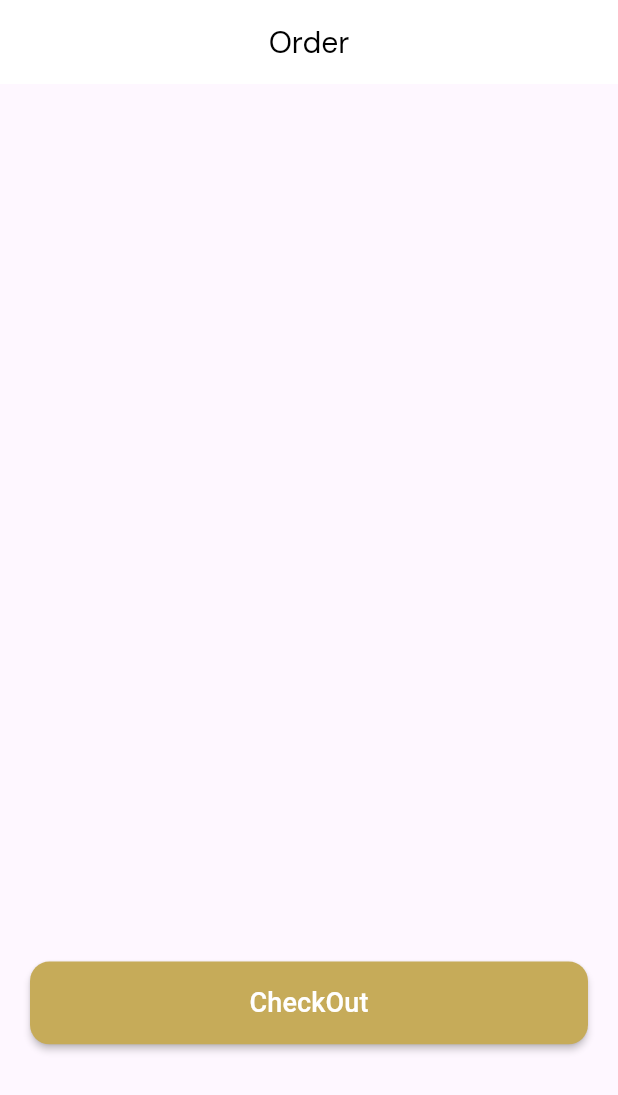
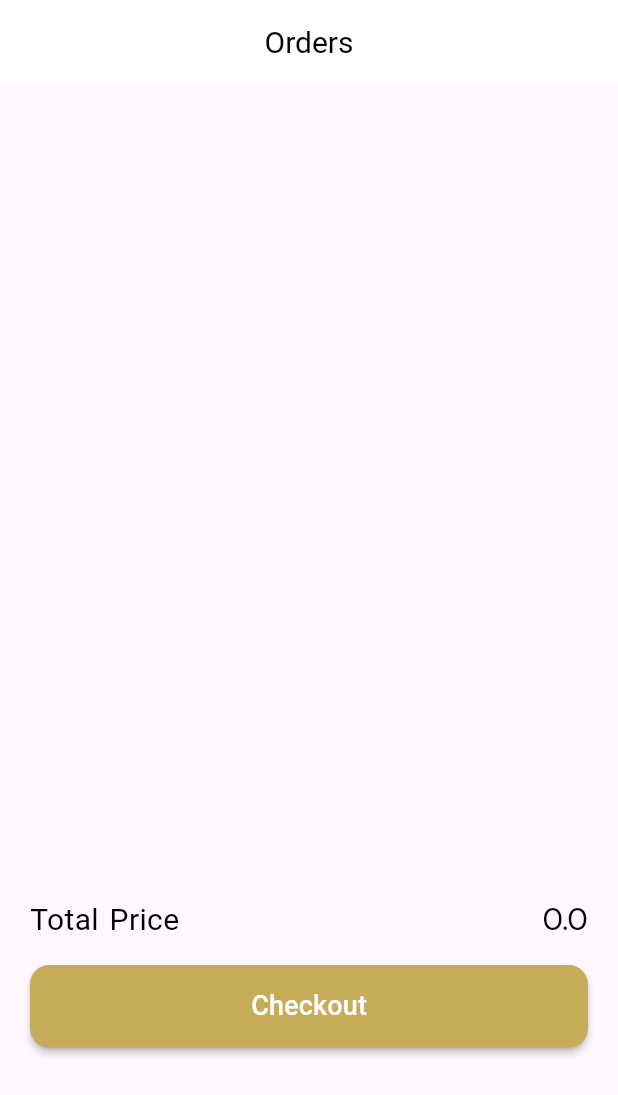
Before and after one commit to W1ssam99/Ecomerce-app, a Flutter app: the OrderScreen screen opened directly, on a phone screen of 412 x 824 dp. Shown: the top 1095 px of the screen. Run offline on Flutter 3.47's test engine with Material 3 defaults, Android fonts, the phone set to English and light mode, and no system bars; our stand-ins replace bloc, cloud_firestore, equatable, eva_icons_flutter, firebase_auth, firebase_core and 9 more; missing offline and left inert: mailer; accounts and stored records are empty; network calls fail.

Commit message:
add server

```diff
--- a/lib/config/componets/Lists.dart
+++ b/lib/config/componets/Lists.dart
@@ -3,20 +3,20 @@ import 'package:clothes_store/models/productmodel.dart';
 import 'images.dart';
 
 List<Products> products = [
-  Products(name: "Ps5", image: ps5Photo, price: '2500', description: "Ps5"),
-  Products(name: "Xbox", image: xBoxsPhoto, price: '2500', description: "Xbox"),
-  Products(name: "Mac", image: macPhoto, price: '2500', description: "Mac"),
+  Products(name: "Ps5", image: ps5Photo, price: 2500, description: "Ps5"),
+  Products(name: "Xbox", image: xBoxsPhoto, price: 2500, description: "Xbox"),
+  Products(name: "Mac", image: macPhoto, price: 2500, description: "Mac"),
   Products(
-      name: "Iphone", image: iphonePhoto, price: '2500', description: "Iphone"),
+      name: "Iphone", image: iphonePhoto, price: 2500, description: "Iphone"),
   Products(
-      name: "Laptop", image: laptopPhoto, price: '2500', description: "Laptop"),
+      name: "Laptop", image: laptopPhoto, price: 2500, description: "Laptop"),
   Products(
       name: "Headphone",
       image: headphonePhoto,
-      price: '2500',
+      price: 2500,
       description: "Headphone"),
-  Products(name: "Ps5", image: ps5Photo, price: '2500', description: "Ps5"),
-  Products(name: "Xbox", image: xBoxsPhoto, price: '2500', description: "Xbox"),
+  Products(name: "Ps5", image: ps5Photo, price: 2500, description: "Ps5"),
+  Products(name: "Xbox", image: xBoxsPhoto, price: 250, description: "Xbox"),
 ];
 
 List<Products> favoriteProducts = [];
--- a/lib/controlers/profilecubit/profilecubit_cubit.dart
+++ b/lib/controlers/profilecubit/profilecubit_cubit.dart
@@ -23,6 +23,7 @@ class UserCubit extends Cubit<UserState> {
 class ProfileCubit extends Cubit<ProfileState> {
   ProfileCubit() : super(ProfileLoading());
 
+
   Future<void> fetchUsername() async {
     try {
       User? user = FirebaseAuth.instance.currentUser;
@@ -34,7 +35,7 @@ class ProfileCubit extends Cubit<ProfileState> {
             .get();
 
         if (userData.exists) {
-          String username = userData['username'];
+          String username = userData['email'];
           emit(ProfileLoaded(username));
         } else {
           emit(ProfileError('User data not found'));
--- a/lib/l10n/intl_ar.arb
+++ b/lib/l10n/intl_ar.arb
@@ -29,5 +29,9 @@
   "GettingStarted": "انشاء حساب",
   "CreateAnAccount": "انشاء حساب للمتابعة",
   "AlreadyHaveAnAccount": "هل لديك حساب؟",
-  "LogOut": "تسجيل الخروج"
+  "LogOut": "تسجيل الخروج",
+  "TotalPrice": "الأجمالي",
+  "ProductDetail": "المنتح",
+  "Language": "اللغة"
+
 }
--- a/lib/l10n/intl_en.arb
+++ b/lib/l10n/intl_en.arb
@@ -29,5 +29,8 @@
   "GettingStarted": "Getting Started",
   "CreateAnAccount": "Create An Account To Continue",
   "AlreadyHaveAnAccount": "Already Have An Account?",
-  "LogOut": "Log Out"
+  "LogOut": "Log Out",
+  "TotalPrice": "Total Price",
+  "ProductDetail": "Product Detail",
+  "Language": "Language"
 }
--- a/lib/models/productmodel.dart
+++ b/lib/models/productmodel.dart
@@ -2,7 +2,7 @@
 class Products {
   String? name;
   String? image;
-  String? price;
+  double? price;
   String? description;
   Products({this.name, this.image, this.price, this.description});
 
--- a/lib/presentation/views/detailScreens/favoriteScreen.dart
+++ b/lib/presentation/views/detailScreens/favoriteScreen.dart
@@ -84,7 +84,7 @@ children: [  Container(
                             height: 10,
                           ),
                           Text(
-                            favoriteProducts[index].price ?? "default value",
+                              "${favoriteProducts[index].price}",
                             style: TextStyle(
                                 fontFamily: primaryFont.fontFamily,
                                 fontSize: 20,
--- a/lib/presentation/views/mainscreens/orderScreen.dart
+++ b/lib/presentation/views/mainscreens/orderScreen.dart
@@ -1,27 +1,62 @@
+import 'dart:convert';
+
+import 'package:clothes_store/services/chekOutToFirebase.dart';
 import 'package:cloud_firestore/cloud_firestore.dart';
 import 'package:flutter_bloc/flutter_bloc.dart';
 import 'package:clothes_store/config/componets/fonts.dart';
 import 'package:flutter/material.dart';
+import 'package:provider/provider.dart';
 import 'package:velocity_x/velocity_x.dart';
-
+import 'package:http/http.dart' as http;
 import '../../../config/componets/Lists.dart';
 import '../../../config/componets/colors.dart';
 import '../../../controlers/cubit_for_navbar/home_screen_cubit/homescreen_cubit.dart';
+import '../../../generated/l10n.dart';
 import '../../wedgets/sharedWedgets/coustomButtom.dart';
 
 
 class OrderScreen extends StatelessWidget {
 
-
   @override
   Widget build(BuildContext context) {
+
+    var _localization = S.of(context);
+
+
+    double total =0;
+    for(int i=0;i<cartProducts.length;i++){
+      total+=cartProducts[i].price!;
+    }
+
+
+    void sendEmail() async {
+      final url = Uri.parse('http://localhost:3000/send-email');
+      final headers = {'Content-Type': 'application/json'};
+      final body = {
+        'to': 'wissamalmsalati@gmail.com',
+        'subject': 'Test Sending email',
+        'text': 'Test',
+      };
+
+      try {
+        final response = await http.post(url, headers: headers, body: jsonEncode(body));
+        if (response.statusCode == 200) {
+          print('Email sent successfully.');
+        } else {
+          print('Failed to send email: ${response.body}');
+        }
+      } catch (e) {
+        print('Error sending email: $e');
+      }
+    }
+
+
     return Scaffold(
         appBar: AppBar(
           centerTitle: true,
           title: Text(
-            "Order",
+            _localization.Orders,
             style: TextStyle(
-                fontFamily: primaryFont.fontFamily,
                 fontSize: 20,
                 color: Colors.black),
           ),
@@ -33,10 +68,10 @@ class OrderScreen extends StatelessWidget {
           create: (context)=>HomescreenCubit(),
           child: BlocBuilder<HomescreenCubit,HomescreenState>(
             builder: (context, state) {
-              return state is RemoveFromCart ? Center(child: CircularProgressIndicator()) :  Column(
+              return state is RemoveFromCart  ? Center(child: Text("Not Have Any Thing In Cart")) :  Column(
                   children: [
                     Container(
-                    height: MediaQuery.of(context).size.height*0.71,
+                    height: MediaQuery.of(context).size.height*0.64,
                     child: ListView.builder(
                         itemCount: cartProducts.length,
                         itemBuilder: (context, index) {
@@ -59,7 +94,7 @@ class OrderScreen extends StatelessWidget {
                                       image: DecorationImage(
                                         image: AssetImage(
                                             cartProducts[index].image ?? 'default value'),
-                                        fit: BoxFit.cover,
+                                        fit: BoxFit.contain,
                                       ),
                                     ),
                                   ),
@@ -81,7 +116,7 @@ class OrderScreen extends StatelessWidget {
                                         height: 10,
                                       ),
                                       Text(
-                                        cartProducts[index].price ?? "default value",
+                                        "${cartProducts[index].price}",
                                         style: TextStyle(
                                             fontFamily: primaryFont.fontFamily,
                                             fontSize: 20,
@@ -108,38 +143,43 @@ class OrderScreen extends StatelessWidget {
                     ),
                   ),
                     Padding(
+                      padding: const EdgeInsets.only(left: 20.0, right: 20),
+                      child: Container(
+                        height: 60,
+                        width: double.infinity,
+                        child: Row(
+                          mainAxisAlignment: MainAxisAlignment.spaceBetween,
+                          children: [
+                            Text(_localization.TotalPrice,style: TextStyle(
+                                fontSize: 20,
+                                color: Colors.black),),
+                            SizedBox(width: 10,),
+                          Text("${total}"  ?? "default value",style: TextStyle(
+                              fontFamily: primaryFont.fontFamily,
+                              fontSize: 20,
+                              color: Colors.black),
+                          ),
+                          ],
+
+                        ),
+                      ),
+                    ),
+                    Padding(
                       padding: const EdgeInsets.only(left: 20.0, right: 20, bottom: 20),
-                      child: CostumButtom(text: "CheckOut", onPressed: () async {
-              // Create a reference to the Firebase Firestore database
-              FirebaseFirestore firestore = FirebaseFirestore.instance;
+                      child: CostumButtom(
+              width: MediaQuery.of(context).size.width*0.1, height: MediaQuery.of(context).size.height*0.067, color: primaryColor, textColor: Colors.white, radius: 13, fontSize: 18,
+                        text: _localization.Checkout,
+                        onPressed: () async {
+                          sendEmail();
+                          context.read<HomescreenCubit>().removeFromCart(cartProducts[0]);
+                          context.showToast(msg: "Order Done");
 
-              // Get the current user's ID or use any unique identifier for the order
-              String userId = "user123"; // Replace with your actual user ID logic
 
-              // Create a reference to the orders collection in Firebase
-              CollectionReference orders = firestore.collection('orders');
+                        },
 
-              // Create a new order document with the current timestamp as its ID
-              DocumentReference orderDoc = orders.doc(DateTime.now().toIso8601String());
+                      ),
+                    ),
 
-              // Add the order details to the document
-              await orderDoc.set({
-              'userId': userId,
-              'products': cartProducts.map((product) => {
-              'name': product.name,
-              'price': product.price,
-              // Add other product details as needed
-              }).toList(),
-              'timestamp': FieldValue.serverTimestamp(), // Add a timestamp for when the order was created
-              });
-
-              // Clear the cart or perform any other necessary actions
-              BlocProvider.of<HomescreenCubit>(context).clearCart();
-
-              // Show a success message
-              context.showToast(msg: "CheckOut Done");
-              }, width: MediaQuery.of(context).size.width*0.1, height: MediaQuery.of(context).size.height*0.067, color: primaryColor, textColor: Colors.white, radius: 13, fontSize: 18),
-                    ),
                   ]
               );
             },
--- a/lib/presentation/wedgets/detaileScreenWedget/languseScreen.dart
+++ b/lib/presentation/wedgets/detaileScreenWedget/languseScreen.dart
@@ -1,6 +1,7 @@
 import 'package:clothes_store/presentation/views/mainscreens/profileScreen.dart';
 import 'package:flutter/material.dart';
 
+import '../../../generated/l10n.dart';
 import '../../views/mainscreens/NavBar.dart';
 import '../mainScreenWedgit/profileScreenWidget.dart';
 
@@ -12,11 +13,14 @@ class Languge extends StatefulWidget {
 }
 
 class _LangugeState extends State<Languge> {
+
   @override
   Widget build(BuildContext context) {
+    var _localization = S.of(context);
+
     return Scaffold(
       appBar: AppBar(
-        title: Text('Languge'),
+        title: Text(_localization.Language),
         leading: IconButton(
           onPressed: () {
             Navigator.pushAndRemoveUntil(
--- a/lib/presentation/wedgets/mainScreenWedgit/orderScreenWidget.dart
+++ b/lib/presentation/wedgets/mainScreenWedgit/orderScreenWidget.dart
@@ -73,7 +73,7 @@ class ProductCard extends StatelessWidget {
                                 height: 10,
                               ),
                               Text(
-                                cartProducts[index].price ?? "default value",
+                                "${cartProducts[index].price}",
                                 style: TextStyle(
                                   fontFamily: primaryFont.fontFamily,
                                   fontSize: 20,
--- a/pubspec.yaml
+++ b/pubspec.yaml
@@ -29,6 +29,9 @@ dependencies:
   provider: ^6.1.1
   http: ^1.1.0
   equatable: ^2.0.3
+  mailer: ^6.0.1
+  unicons: ^2.1.1
+  eva_icons_flutter: ^3.1.0
 dev_dependencies:
   flutter_test:
     sdk: flutter
```
Also changed, not shown: lib/config/componets/icons.dart (+6 -2 lines), lib/presentation/views/detailScreens/productDetil.dart (+13 -6 lines), lib/presentation/views/mainscreens/NavBar.dart (+10 -7 lines), lib/presentation/views/mainscreens/homeScreen.dart (+53 -30 lines), lib/presentation/views/mainscreens/profileScreen.dart (+9 -17 lines), lib/presentation/views/mainscreens/searchScreen.dart (+7 -18 lines), lib/presentation/wedgets/mainScreenWedgit/homeScreenWidget.dart (+50 -46 lines), lib/services/chekOutToFirebase.dart (added, +105 -0 lines), lib/generated/intl/messages_ar.dart, lib/generated/intl/messages_en.dart, lib/generated/l10n.dart, pubspec.lock.
